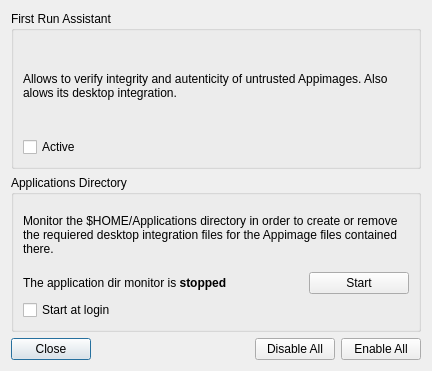
Qt form src/config/GreeterDialog.ui (Nitrux/appimage-desktop-integration) before a commit.
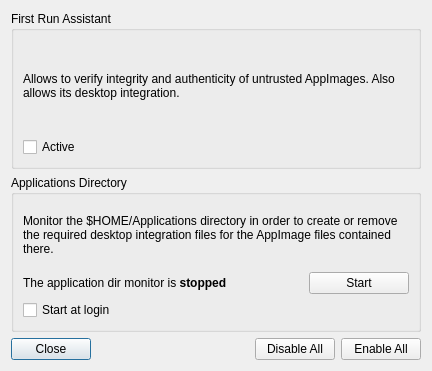
The same form after that commit.

The edit to the form file:
```diff
--- a/src/config/GreeterDialog.ui
+++ b/src/config/GreeterDialog.ui
@@ -23,7 +23,7 @@
       <item>
        <widget class="QLabel" name="label_3">
         <property name="text">
-         <string>Allows to verify integrity and autenticity of untrusted Appimages. Also alows its desktop integration.</string>
+         <string>Allows to verify integrity and authenticity of untrusted AppImages. Also allows its desktop integration.</string>
         </property>
         <property name="wordWrap">
          <bool>true</bool>
@@ -78,7 +78,7 @@
       <item row="0" column="0" colspan="2">
        <widget class="QLabel" name="label_4">
         <property name="text">
-         <string>Monitor the $HOME/Applications directory in order to create or remove the requiered desktop integration files for the Appimage files contained there.</string>
+         <string>Monitor the $HOME/Applications directory in order to create or remove the required desktop integration files for the AppImage files contained there.</string>
         </property>
         <property name="wordWrap">
          <bool>true</bool>
```
